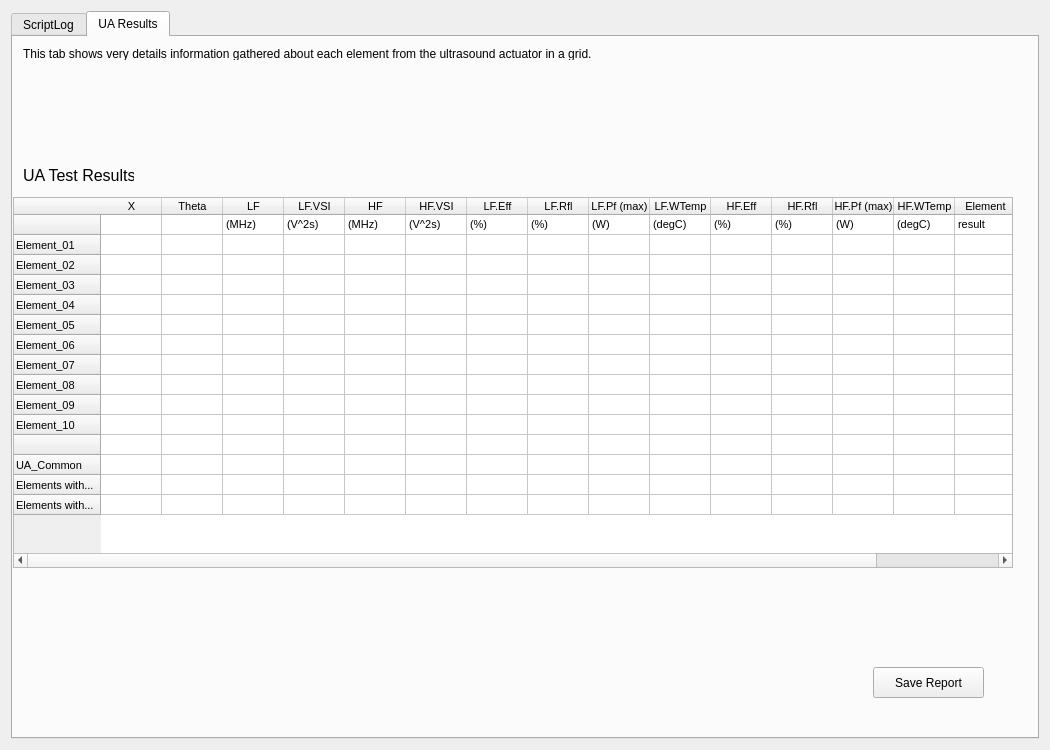
This is Widget_Library/widget_results.ui in 8foldrepo/RF_Balance_Profound as Qt 5 draws it before an edit. The edited form follows.
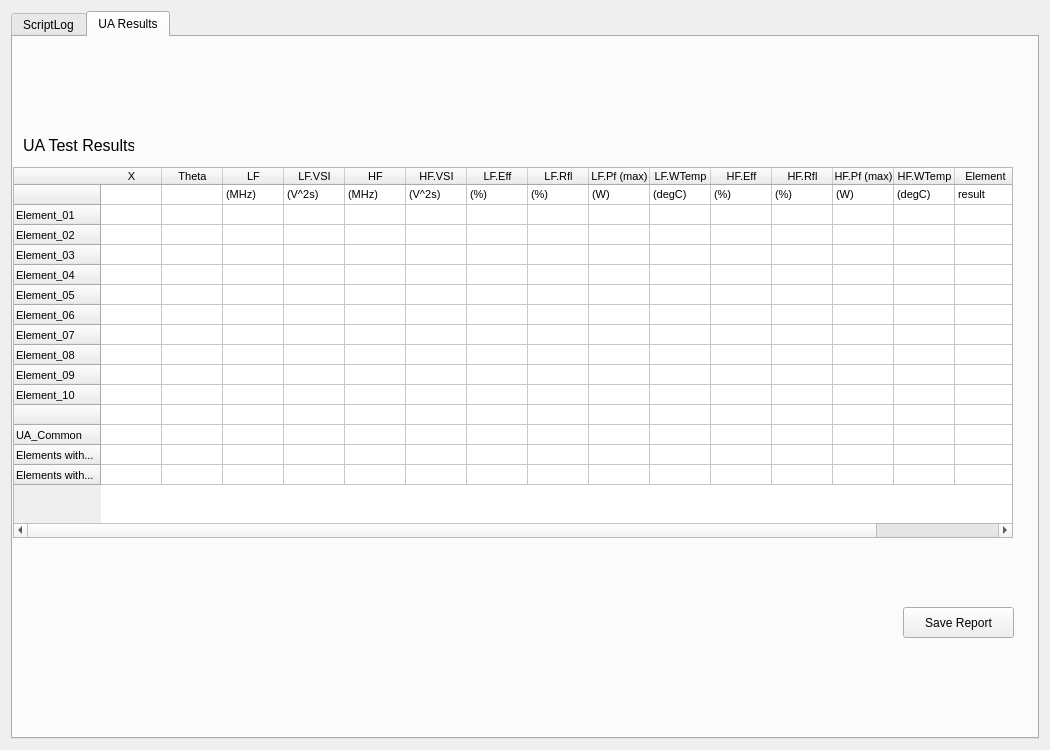
This is the edited form. The open tabs and pages were chosen to show the change.

Diff of the .ui file:
```diff
--- a/Widget_Library/widget_results.ui
+++ b/Widget_Library/widget_results.ui
@@ -108,7 +108,7 @@
        <property name="geometry">
         <rect>
          <x>0</x>
-         <y>160</y>
+         <y>130</y>
          <width>1000</width>
          <height>371</height>
         </rect>
@@ -385,7 +385,7 @@
        <property name="geometry">
         <rect>
          <x>10</x>
-         <y>130</y>
+         <y>100</y>
          <width>111</width>
          <height>16</height>
         </rect>
@@ -402,8 +402,8 @@
       <widget class="QPushButton" name="save_button">
        <property name="geometry">
         <rect>
-         <x>860</x>
-         <y>630</y>
+         <x>890</x>
+         <y>570</y>
          <width>111</width>
          <height>31</height>
         </rect>
@@ -412,16 +412,16 @@
         <string>Save Report</string>
        </property>
       </widget>
-      <widget class="QLabel" name="label">
+      <widget class="QWidget" name="tool_tip_ua_results" native="true">
        <property name="geometry">
         <rect>
-         <x>10</x>
-         <y>10</y>
-         <width>700</width>
-         <height>13</height>
+         <x>0</x>
+         <y>0</y>
+         <width>1031</width>
+         <height>80</height>
         </rect>
        </property>
-       <property name="text">
+       <property name="toolTip">
         <string>This tab shows very details information gathered about each element from the ultrasound actuator in a grid. </string>
        </property>
       </widget>
```
Left out of the diff: 24 changed lines with no effect on the pictures.
